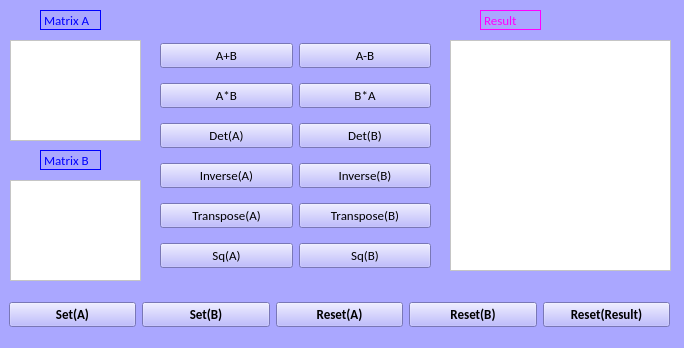
Before: the Qt Designer form mainapp.ui in bharat0042/MATRIX_CALCULATOR, drawn with Qt 5.
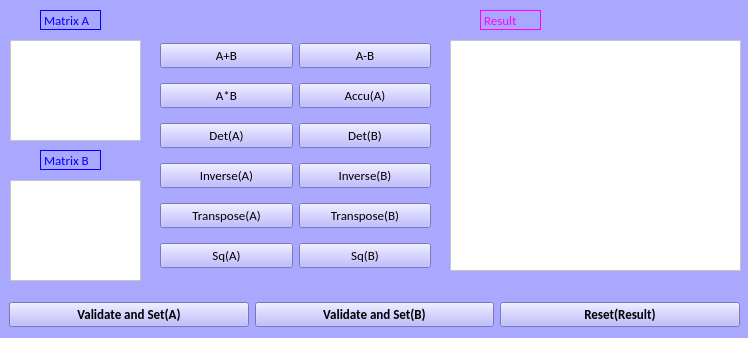
After: the same form once the commit is applied.

What changed in the file:
```diff
--- a/mainapp.ui
+++ b/mainapp.ui
@@ -6,8 +6,8 @@
    <rect>
     <x>0</x>
     <y>0</y>
-    <width>684</width>
-    <height>348</height>
+    <width>748</width>
+    <height>338</height>
    </rect>
   </property>
   <property name="font">
@@ -56,7 +56,7 @@
      <rect>
       <x>450</x>
       <y>40</y>
-      <width>221</width>
+      <width>291</width>
       <height>231</height>
      </rect>
     </property>
@@ -263,7 +263,7 @@
         <bool>false</bool>
        </property>
        <property name="text">
-        <string>B*A</string>
+        <string>Accu(A)</string>
        </property>
       </widget>
      </item>
@@ -462,7 +462,7 @@
      <rect>
       <x>9</x>
       <y>299</y>
-      <width>661</width>
+      <width>731</width>
       <height>31</height>
      </rect>
     </property>
@@ -478,7 +478,7 @@
         </font>
        </property>
        <property name="text">
-        <string>Set(A)</string>
+        <string>Validate and Set(A)</string>
        </property>
       </widget>
      </item>
@@ -493,37 +493,7 @@
         </font>
        </property>
        <property name="text">
-        <string>Set(B)</string>
-       </property>
-      </widget>
-     </item>
-     <item>
-      <widget class="QPushButton" name="resetABtn">
-       <property name="font">
-        <font>
-         <family>Calibri</family>
-         <pointsize>10</pointsize>
-         <weight>75</weight>
-         <bold>true</bold>
-        </font>
-       </property>
-       <property name="text">
-        <string>Reset(A)</string>
-       </property>
-      </widget>
-     </item>
-     <item>
-      <widget class="QPushButton" name="resetBBtn">
-       <property name="font">
-        <font>
-         <family>Calibri</family>
-         <pointsize>10</pointsize>
-         <weight>75</weight>
-         <bold>true</bold>
-        </font>
-       </property>
-       <property name="text">
-        <string>Reset(B)</string>
+        <string>Validate and Set(B)</string>
        </property>
       </widget>
      </item>
```
Left out of the diff: 4 changed lines with no effect on the pictures.
